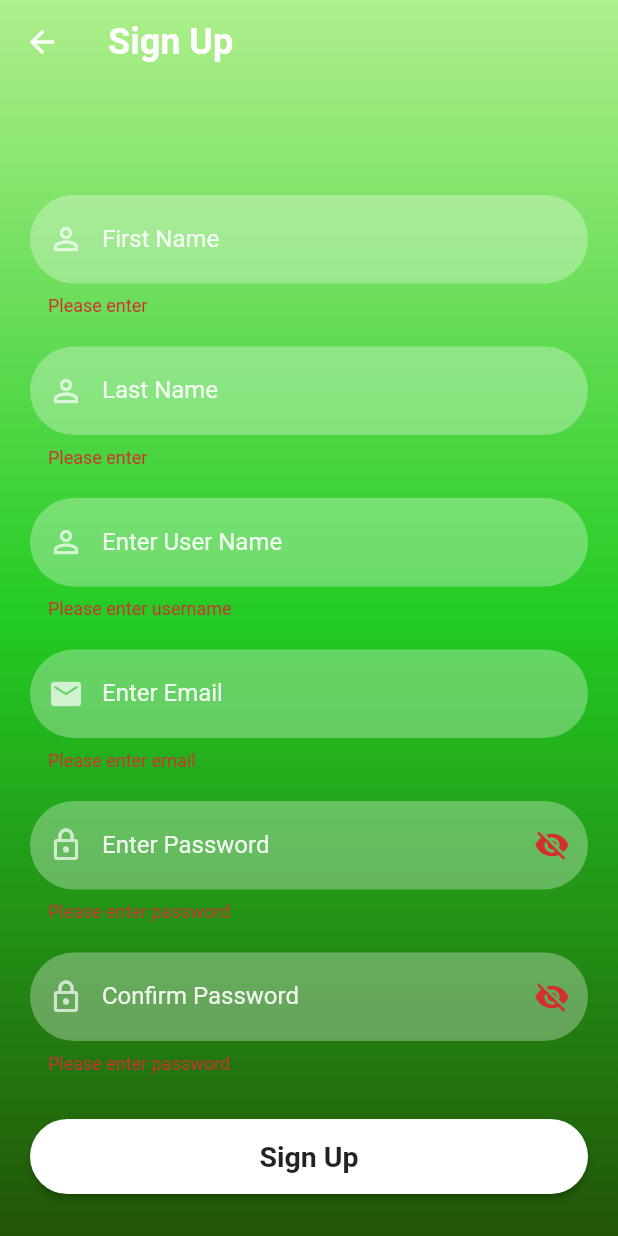
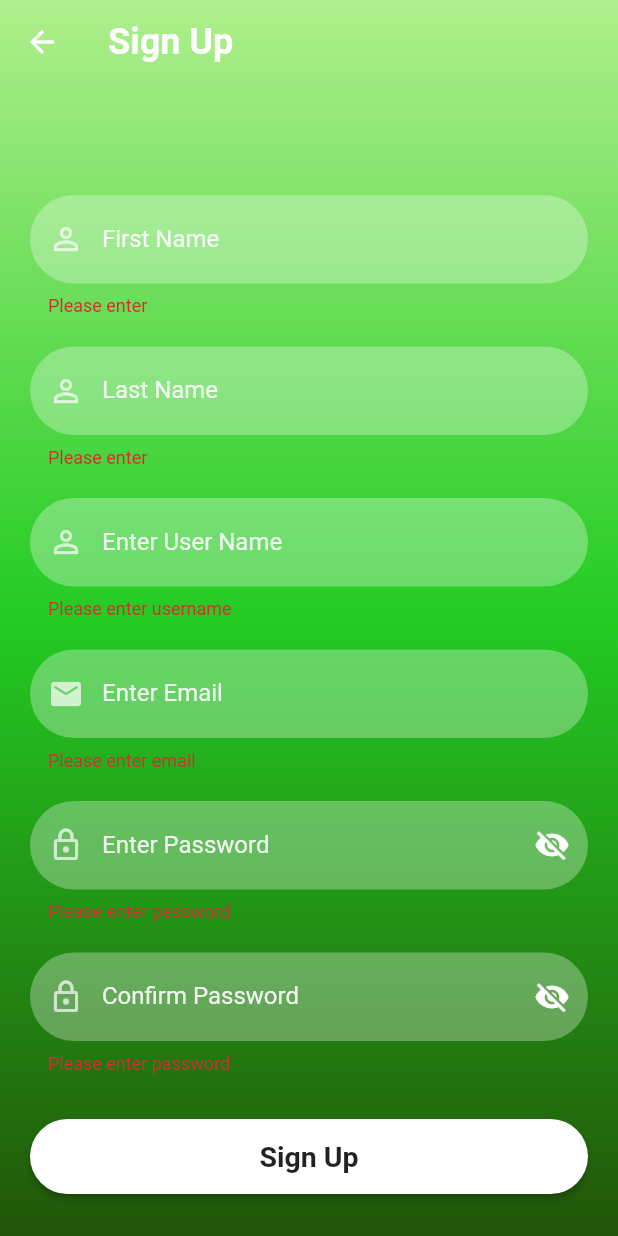
Before and after one commit to billzhao1030/Urban-Forest, a Flutter app: the SignUpView screen opened directly, after a tap on "Sign Up", on a phone screen of 412 x 824 dp. Run offline on Flutter 3.47's test engine with Material 2 defaults, Android fonts, the phone set to English and light mode, and no system bars; our stand-ins replace animated_splash_screen, camera, cloud_firestore, firebase_auth, firebase_core, geolocator and 3 more; accounts and stored records are empty.

```diff
--- a/lib/reusable_widgets/reusable_wiget.dart
+++ b/lib/reusable_widgets/reusable_wiget.dart
@@ -68,7 +68,8 @@ class _FormTextBoxState extends State<FormTextBox> {
             // suffix eye button for password type to view password
             suffixIcon: widget.isPasswordType ? IconButton(
               icon: Icon(
-                _canViewPassword ? Icons.visibility : Icons.visibility_off
+                _canViewPassword ? Icons.visibility : Icons.visibility_off,
+                color: Colors.white,
               ),
               onPressed: () {
                 setState(() {
--- a/lib/view/main_function/tree_map_arcgis.dart
+++ b/lib/view/main_function/tree_map_arcgis.dart
@@ -1,4 +1,5 @@
 import 'package:flutter/cupertino.dart';
+import 'package:urban_forest/reusable_widgets/reusable_methods.dart';
 
 class TreeMap extends StatefulWidget {
   const TreeMap({ Key? key }) : super(key: key);
@@ -10,8 +11,9 @@ class TreeMap extends StatefulWidget {
 class _TreeMapState extends State<TreeMap> {
   @override
   Widget build(BuildContext context) {
-    return Container(
-
+    return backgroundDecoration(
+      context,
+      Container()
     );
   }
 }
--- a/lib/view_model/form_validation.dart
+++ b/lib/view_model/form_validation.dart
@@ -6,21 +6,21 @@ String? validateAccount(String? value, bool isPasswordType, bool isUserName) {
     if (value == null || value.isEmpty) {
       return "Please enter password";
     }
-    else if (!value.isValidPassword) {
+    else if (!value.trim().isValidPassword) {
       return "Password should contains 1 Uppercase 1 lowercase and 1 number, length between 6 to 20";
     }
   } else {
     if (isUserName) {
       if (value == null || value.isEmpty) {
         return "Please enter username";
-      } else if (!value.isValidUserName) {
+      } else if (!value.trim().isValidUserName) {
         return "Invalid user, should contains only letter, number or _-."
         "(must not be the first or last character, not appear consecutively), length between 5 and 20";
       }
     } else {
       if (value == null || value.isEmpty) {
         return "Please enter email";
-      } else if (!value.isValidEmail) {
+      } else if (!value.trim().isValidEmail) {
         return "Invalid email";
       }
     }
@@ -32,7 +32,7 @@ String? validateAccount(String? value, bool isPasswordType, bool isUserName) {
 String? validateName(String? value) {
   if (value == null || value.isEmpty) {
     return "Please enter";
-  } else if (!value.isValidName) {
+  } else if (!value.trim().isValidName) {
     return "Invalid name, please contain only letters, spaces and -";
   }
 
```
Also changed, not shown: lib/provider/ai_response.dart (+46 -0 lines), lib/view/main_function/add_tree.dart (+21 -5 lines).
